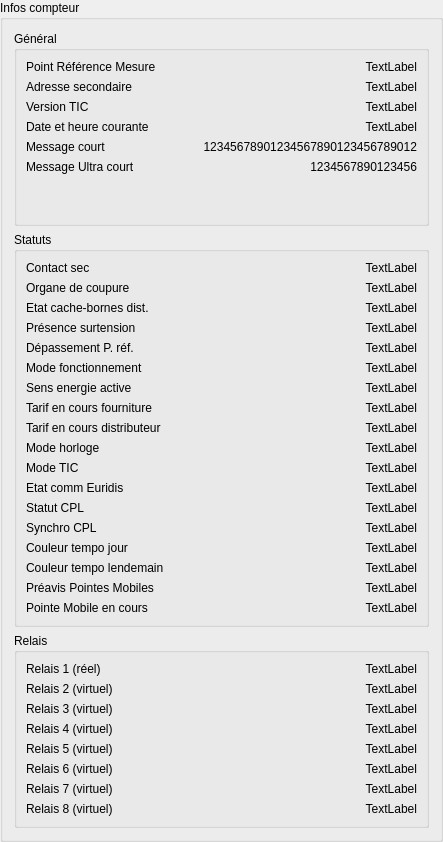
The window that src/ui/dataDisplay/GBInfosCompteur.ui (Aloike/qt-enedis-tic) describes before a commit, drawn with Qt 5.
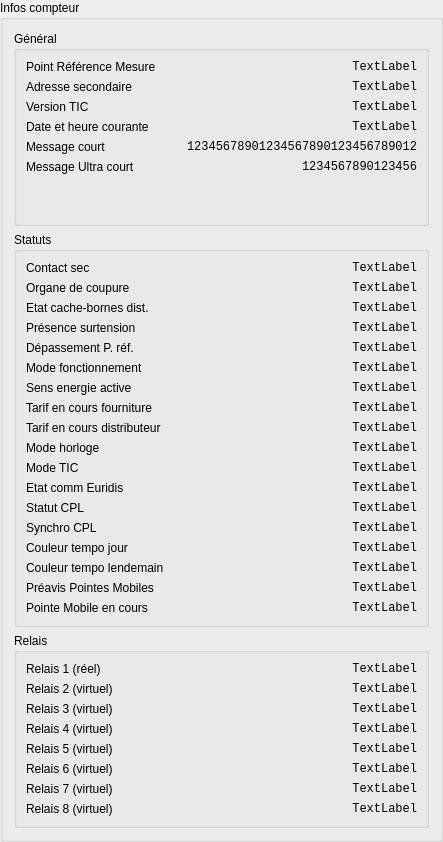
The same window after the commit.

Commit message: UI/InfosCompteur: Modification police vers Monospace.

Patch:
```diff
--- a/src/ui/dataDisplay/GBInfosCompteur.ui
+++ b/src/ui/dataDisplay/GBInfosCompteur.ui
@@ -40,6 +40,11 @@
         </item>
         <item row="1" column="1">
          <widget class="QLabel" name="labelPRMValue">
+          <property name="font">
+           <font>
+            <family>Monospace</family>
+           </font>
+          </property>
           <property name="text">
            <string>TextLabel</string>
           </property>
@@ -57,6 +62,11 @@
         </item>
         <item row="2" column="1">
          <widget class="QLabel" name="labelADSCValue">
+          <property name="font">
+           <font>
+            <family>Monospace</family>
+           </font>
+          </property>
           <property name="text">
            <string>TextLabel</string>
           </property>
@@ -74,6 +84,11 @@
         </item>
         <item row="3" column="1">
          <widget class="QLabel" name="labelVTICValue">
+          <property name="font">
+           <font>
+            <family>Monospace</family>
+           </font>
+          </property>
           <property name="text">
            <string>TextLabel</string>
           </property>
@@ -91,6 +106,11 @@
         </item>
         <item row="4" column="1">
          <widget class="QLabel" name="labelDATEValue">
+          <property name="font">
+           <font>
+            <family>Monospace</family>
+           </font>
+          </property>
           <property name="text">
            <string>TextLabel</string>
           </property>
@@ -108,6 +128,11 @@
         </item>
         <item row="5" column="1">
          <widget class="QLabel" name="labelMSG1Value">
+          <property name="font">
+           <font>
+            <family>Monospace</family>
+           </font>
+          </property>
           <property name="text">
            <string>12345678901234567890123456789012</string>
           </property>
@@ -125,6 +150,11 @@
         </item>
         <item row="6" column="1">
          <widget class="QLabel" name="labelMSG2Value">
+          <property name="font">
+           <font>
+            <family>Monospace</family>
+           </font>
+          </property>
           <property name="text">
            <string>1234567890123456</string>
           </property>
@@ -146,6 +176,11 @@
      <layout class="QFormLayout" name="formLayout_2">
       <item row="0" column="1">
        <widget class="QLabel" name="labelRELAISValue_1">
+        <property name="font">
+         <font>
+          <family>Monospace</family>
+         </font>
+        </property>
         <property name="text">
          <string>TextLabel</string>
         </property>
@@ -212,6 +247,11 @@
       </item>
       <item row="1" column="1">
        <widget class="QLabel" name="labelRELAISValue_2">
+        <property name="font">
+         <font>
+          <family>Monospace</family>
+         </font>
+        </property>
         <property name="text">
          <string>TextLabel</string>
         </property>
@@ -222,6 +262,11 @@
       </item>
       <item row="2" column="1">
        <widget class="QLabel" name="labelRELAISValue_3">
+        <property name="font">
+         <font>
+          <family>Monospace</family>
+         </font>
+        </property>
         <property name="text">
          <string>TextLabel</string>
         </property>
@@ -232,6 +277,11 @@
       </item>
       <item row="3" column="1">
        <widget class="QLabel" name="labelRELAISValue_4">
+        <property name="font">
+         <font>
+          <family>Monospace</family>
+         </font>
+        </property>
         <property name="text">
          <string>TextLabel</string>
         </property>
@@ -242,6 +292,11 @@
       </item>
       <item row="4" column="1">
        <widget class="QLabel" name="labelRELAISValue_5">
+        <property name="font">
+         <font>
+          <family>Monospace</family>
+         </font>
+        </property>
         <property name="text">
          <string>TextLabel</string>
         </property>
@@ -252,6 +307,11 @@
       </item>
       <item row="5" column="1">
        <widget class="QLabel" name="labelRELAISValue_6">
+        <property name="font">
+         <font>
+          <family>Monospace</family>
+         </font>
+        </property>
         <property name="text">
          <string>TextLabel</string>
         </property>
@@ -262,6 +322,11 @@
       </item>
       <item row="6" column="1">
        <widget class="QLabel" name="labelRELAISValue_7">
+        <property name="font">
+         <font>
+          <family>Monospace</family>
+         </font>
+        </property>
         <property name="text">
          <string>TextLabel</string>
         </property>
@@ -272,6 +337,11 @@
       </item>
       <item row="7" column="1">
        <widget class="QLabel" name="labelRELAISValue_8">
+        <property name="font">
+         <font>
+          <family>Monospace</family>
+         </font>
+        </property>
         <property name="text">
          <string>TextLabel</string>
         </property>
@@ -298,6 +368,11 @@
       </item>
       <item row="0" column="1">
        <widget class="QLabel" name="STGE_contactSec">
+        <property name="font">
+         <font>
+          <family>Monospace</family>
+         </font>
+        </property>
         <property name="text">
          <string>TextLabel</string>
         </property>
@@ -315,6 +390,11 @@
       </item>
       <item row="1" column="1">
        <widget class="QLabel" name="STGE_organeCoupure">
+        <property name="font">
+         <font>
+          <family>Monospace</family>
+         </font>
+        </property>
         <property name="text">
          <string>TextLabel</string>
         </property>
@@ -332,6 +412,11 @@
       </item>
       <item row="2" column="1">
        <widget class="QLabel" name="STGE_etatCacheBorneDistributeur">
+        <property name="font">
+         <font>
+          <family>Monospace</family>
+         </font>
+        </property>
         <property name="text">
          <string>TextLabel</string>
         </property>
@@ -349,6 +434,11 @@
       </item>
       <item row="3" column="1">
        <widget class="QLabel" name="STGE_presenceSurtension">
+        <property name="font">
+         <font>
+          <family>Monospace</family>
+         </font>
+        </property>
         <property name="text">
          <string>TextLabel</string>
         </property>
@@ -366,6 +456,11 @@
       </item>
       <item row="4" column="1">
        <widget class="QLabel" name="STGE_depassementPuissanceReference">
+        <property name="font">
+         <font>
+          <family>Monospace</family>
+         </font>
+        </property>
         <property name="text">
          <string>TextLabel</string>
         </property>
@@ -390,6 +485,11 @@
       </item>
       <item row="5" column="1">
        <widget class="QLabel" name="STGE_modeFonctionnement">
+        <property name="font">
+         <font>
+          <family>Monospace</family>
+         </font>
+        </property>
         <property name="text">
          <string>TextLabel</string>
         </property>
@@ -400,6 +500,11 @@
       </item>
       <item row="6" column="1">
        <widget class="QLabel" name="STGE_sensEnergieActive">
+        <property name="font">
+         <font>
+          <family>Monospace</family>
+         </font>
+        </property>
         <property name="text">
          <string>TextLabel</string>
         </property>
@@ -417,6 +522,11 @@
       </item>
       <item row="7" column="1">
        <widget class="QLabel" name="STGE_tarifEnCoursFourniture">
+        <property name="font">
+         <font>
+          <family>Monospace</family>
+         </font>
+        </property>
         <property name="text">
          <string>TextLabel</string>
         </property>
@@ -434,6 +544,11 @@
       </item>
       <item row="8" column="1">
        <widget class="QLabel" name="STGE_tarifEnCoursDistributeur">
+        <property name="font">
+         <font>
+          <family>Monospace</family>
+         </font>
+        </property>
         <property name="text">
          <string>TextLabel</string>
         </property>
@@ -451,6 +566,11 @@
       </item>
       <item row="9" column="1">
        <widget class="QLabel" name="STGE_modeHorloge">
+        <property name="font">
+         <font>
+          <family>Monospace</family>
+         </font>
+        </property>
         <property name="text">
          <string>TextLabel</string>
         </property>
@@ -468,6 +588,11 @@
       </item>
       <item row="10" column="1">
        <widget class="QLabel" name="STGE_modeTIC">
+        <property name="font">
+         <font>
+          <family>Monospace</family>
+         </font>
+        </property>
         <property name="text">
          <string>TextLabel</string>
         </property>
@@ -485,6 +610,11 @@
       </item>
       <item row="11" column="1">
        <widget class="QLabel" name="STGE_etatCommEuridis">
+        <property name="font">
+         <font>
+          <family>Monospace</family>
+         </font>
+        </property>
         <property name="text">
          <string>TextLabel</string>
         </property>
@@ -502,6 +632,11 @@
       </item>
       <item row="12" column="1">
        <widget class="QLabel" name="STGE_statutCPL">
+        <property name="font">
+         <font>
+          <family>Monospace</family>
+         </font>
+        </property>
         <property name="text">
          <string>TextLabel</string>
         </property>
@@ -519,6 +654,11 @@
       </item>
       <item row="13" column="1">
        <widget class="QLabel" name="STGE_synchroCPL">
+        <property name="font">
+         <font>
+          <family>Monospace</family>
+         </font>
+        </property>
         <property name="text">
          <string>TextLabel</string>
         </property>
@@ -536,6 +676,11 @@
       </item>
       <item row="14" column="1">
        <widget class="QLabel" name="STGE_couleurTempoJour">
+        <property name="font">
+         <font>
+          <family>Monospace</family>
+         </font>
+        </property>
         <property name="text">
          <string>TextLabel</string>
         </property>
@@ -553,6 +698,11 @@
       </item>
       <item row="15" column="1">
        <widget class="QLabel" name="STGE_couleurTempoLendemain">
+        <property name="font">
+         <font>
+          <family>Monospace</family>
+         </font>
+        </property>
         <property name="text">
          <string>TextLabel</string>
         </property>
@@ -570,6 +720,11 @@
       </item>
       <item row="16" column="1">
        <widget class="QLabel" name="STGE_preavisPointesMobiles">
+        <property name="font">
+         <font>
+          <family>Monospace</family>
+         </font>
+        </property>
         <property name="text">
          <string>TextLabel</string>
         </property>
@@ -587,6 +742,11 @@
       </item>
       <item row="17" column="1">
        <widget class="QLabel" name="STGE_pointeMobileEnCours">
+        <property name="font">
+         <font>
+          <family>Monospace</family>
+         </font>
+        </property>
         <property name="text">
          <string>TextLabel</string>
         </property>
```
